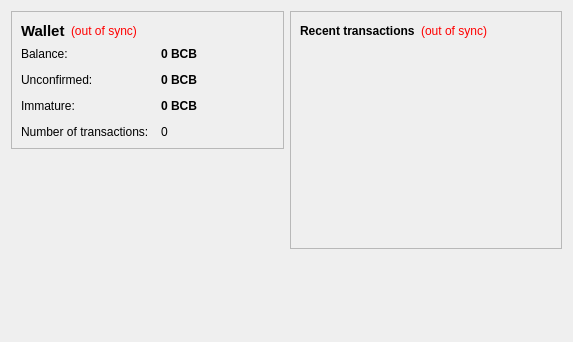
Qt form src/qt/forms/overviewpage.ui (MrBaconBit/BaconBits) before a commit.
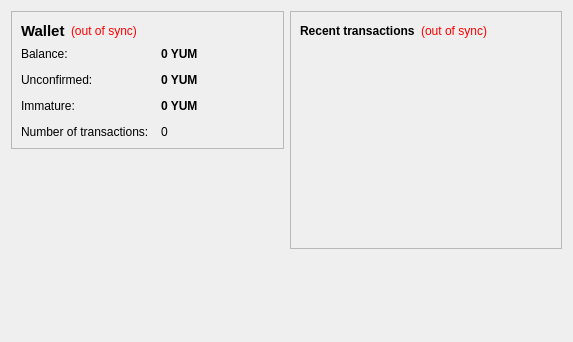
The same form after that commit.

```diff
--- a/src/qt/forms/overviewpage.ui
+++ b/src/qt/forms/overviewpage.ui
@@ -105,7 +105,7 @@
              <string>Your current balance</string>
             </property>
             <property name="text">
-             <string notr="true">0 BCB</string>
+             <string notr="true">0 YUM</string>
             </property>
             <property name="textInteractionFlags">
              <set>Qt::LinksAccessibleByMouse|Qt::TextSelectableByKeyboard|Qt::TextSelectableByMouse</set>
@@ -134,7 +134,7 @@
              <string>Total of transactions that have yet to be confirmed, and do not yet count toward the current balance</string>
             </property>
             <property name="text">
-             <string notr="true">0 BCB</string>
+             <string notr="true">0 YUM</string>
             </property>
             <property name="textInteractionFlags">
              <set>Qt::LinksAccessibleByMouse|Qt::TextSelectableByKeyboard|Qt::TextSelectableByMouse</set>
@@ -177,7 +177,7 @@
              <string>Mined balance that has not yet matured</string>
             </property>
             <property name="text">
-             <string notr="true">0 BCB</string>
+             <string notr="true">0 YUM</string>
             </property>
             <property name="textInteractionFlags">
              <set>Qt::LinksAccessibleByMouse|Qt::TextSelectableByKeyboard|Qt::TextSelectableByMouse</set>
```
